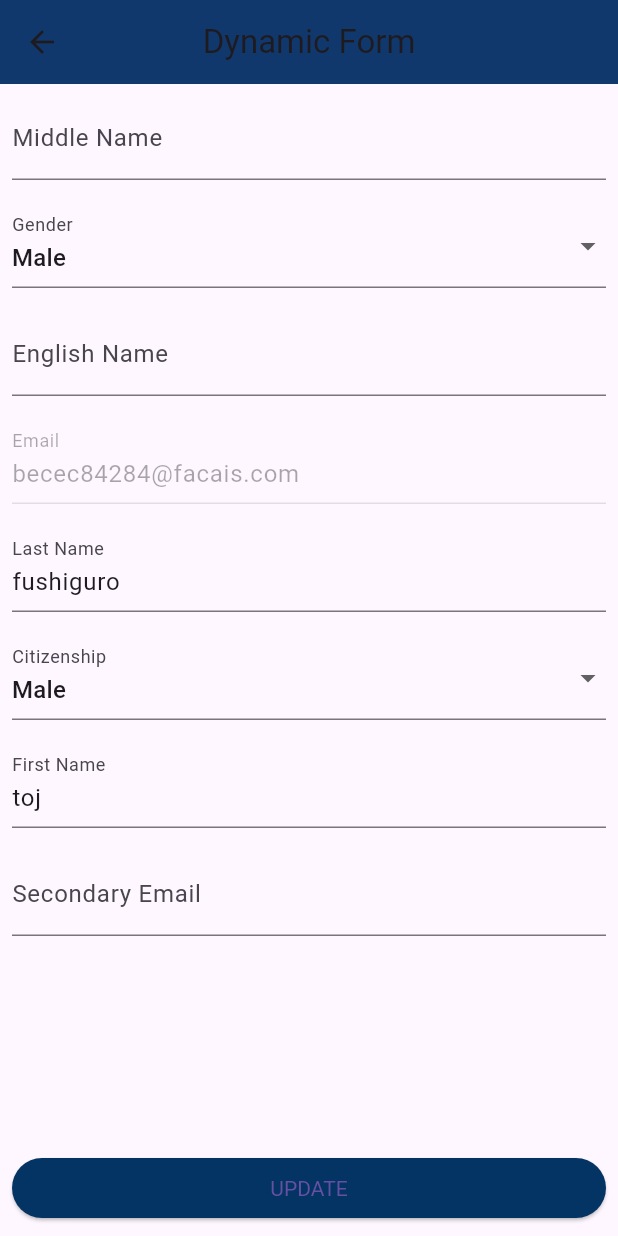
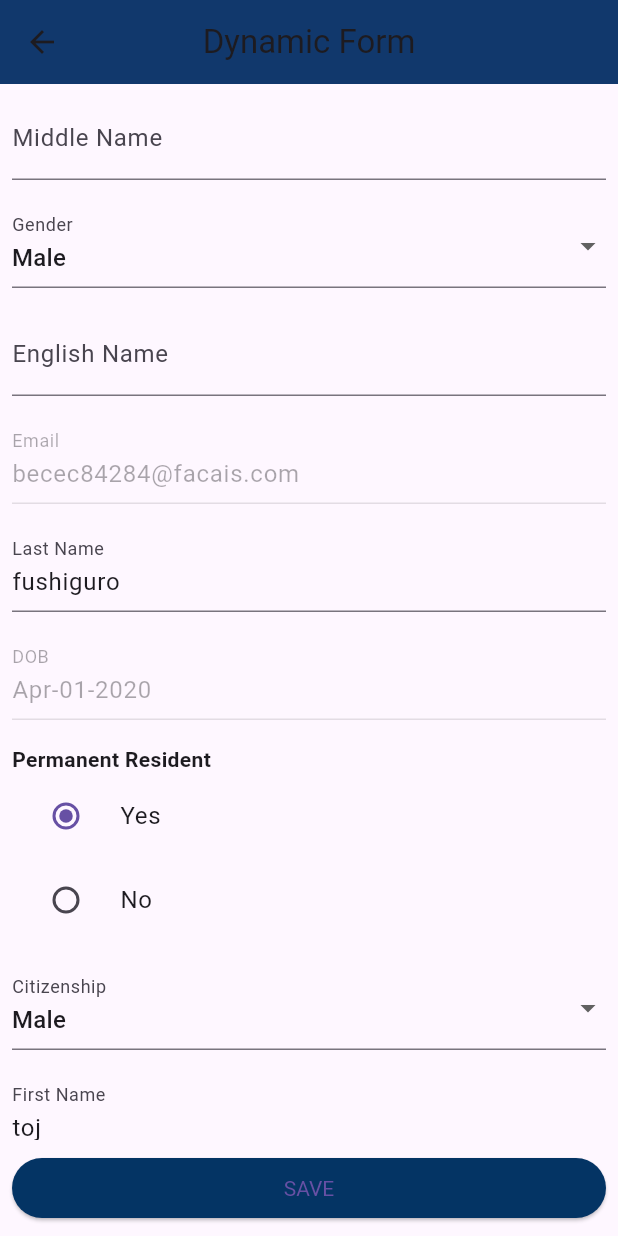
Before and after one commit to abhi-behera/addresbookDemo, a Flutter app: the screen it shows after launch, in the side drawer, after a tap on "User Profile", on a phone screen of 412 x 824 dp. Run offline on Flutter 3.47's test engine with Material 3 defaults, Android fonts, the phone set to English and light mode, and no system bars.

Commit message:
Updates :- Canlender and Radio button is done.

```diff
--- a/lib/view/Home/user_profile.dart
+++ b/lib/view/Home/user_profile.dart
@@ -4,6 +4,7 @@ import 'package:dumyapp1/model/userprofile_model/userprofile_model.dart';
 import 'package:flutter/foundation.dart';
 import 'package:flutter/material.dart';
 import 'package:flutter/services.dart';
+import 'package:intl/intl.dart';
 
 class USerProfile extends StatefulWidget {
   const USerProfile({super.key});
@@ -16,7 +17,8 @@ class _USerProfileState extends State<USerProfile> {
   UserProfile userProfile = UserProfile();
   final Map<String, TextEditingController> textControllers = {};
   final Map<String, String> dropdownValues = {};
-
+  List<String> radioOptionList = ["Yes", "No"];
+  String selectedOption = "Yes";
   Future<UserProfile?> loadFormData() async {
     try {
       final String jsonString =
@@ -27,9 +29,17 @@ class _USerProfileState extends State<USerProfile> {
       }
       userProfile = UserProfile.fromJson(jsonData);
 
+      String? inputDate = userProfile.userProfileClass?.toJson()["DateOfBirth"];
+
+      // Parse the input date string
+      DateTime? parsedDate =
+          DateFormat("MM/dd/yyyy hh:mm:ss a").parse(inputDate!);
+
+      // Format the date to "Jan-04-2020"
+      String? formattedDate = DateFormat("MMM-dd-yyyy").format(parsedDate);
+
+      print(formattedDate); // Output: Jan-04-2020
       for (var field in userProfile.dynamicFieldList ?? []) {
-        if (field.fieldType == "DropDown") {}
-
         switch (field.fieldType) {
           case "TextBox":
             textControllers[field.fieldCode ?? ""] = TextEditingController(
@@ -49,6 +59,12 @@ class _USerProfileState extends State<USerProfile> {
                   : userProfile.userProfileClass?.toJson()[field.fieldType] ??
                       "",
             );
+            break;
+
+          case "Calendar":
+            textControllers[field.fieldCode ?? ""] =
+                TextEditingController(text: formattedDate ?? "");
+            break;
         }
       }
       return userProfile;
@@ -102,6 +118,20 @@ class _USerProfileState extends State<USerProfile> {
                           ),
                         ),
                       );
+                    case 'Calendar':
+                      return Padding(
+                        padding: const EdgeInsets.all(8.0),
+                        child: TextField(
+                          enabled:
+                              (textControllers[field.fieldCode]?.text != "")
+                                  ? false
+                                  : true,
+                          controller: textControllers[field.fieldCode],
+                          decoration: InputDecoration(
+                            labelText: field.fieldTitle,
+                          ),
+                        ),
+                      );
                     case 'Email':
                       return Padding(
                         padding: const EdgeInsets.all(8.0),
@@ -139,50 +169,32 @@ class _USerProfileState extends State<USerProfile> {
                         ),
                       );
 
-                    // case 'RadioButton':
-                    //   return Padding(
-                    //     padding: const EdgeInsets.all(8.0),
-                    //     child: Column(
-                    //       crossAxisAlignment: CrossAxisAlignment.start,
-                    //       children: [
-                    //         Text(
-                    //           field.fieldTitle.toString(),
-                    //           style:
-                    //               const TextStyle(fontWeight: FontWeight.bold),
-                    //         ),
-                    //         ...field.fieldOptions!.map<Widget>((option) {
-                    //           return RadioListTile(
-                    //             title: Text(option.text),
-                    //             value: option.value,
-                    //             groupValue: fieldData.fieldValue,
-                    //             onChanged: (value) {
-                    //               setState(() {
-                    //                 fieldData.fieldValue = value;
-                    //               });
-                    //             },
-                    //           );
-                    //         }).toList(),
-                    //       ],
-                    //     ),
-                    //   );
-                    // case 'Dropdown':
-                    //   return Padding(
-                    //     padding: const EdgeInsets.all(8.0),
-                    //     child: DropdownButtonFormField(
-                    //       decoration: InputDecoration(
-                    //         labelText: field.fieldTitle,
-                    //         border: const OutlineInputBorder(),
-                    //       ),
-                    //       items: (field.fieldOptions as List<dynamic>)
-                    //           .map<DropdownMenuItem<Object>>(
-                    //               (option) => DropdownMenuItem<Object>(
-                    //                     value: option.value,
-                    //                     child: Text(option.text),
-                    //                   ))
-                    //           .toList(),
-                    //       onChanged: (value) {},
-                    //     ),
-                    //   );
+                    case 'RadioButton':
+                      return Padding(
+                        padding: const EdgeInsets.all(8.0),
+                        child: Column(
+                          crossAxisAlignment: CrossAxisAlignment.start,
+                          children: [
+                            Text(
+                              field.fieldTitle.toString(),
+                              style:
+                                  const TextStyle(fontWeight: FontWeight.bold),
+                            ),
+                            ...radioOptionList.map<Widget>((option) {
+                              return RadioListTile(
+                                title: Text(option),
+                                value: option,
+                                groupValue: selectedOption,
+                                onChanged: (value) {
+                                  setState(() {
+                                    selectedOption = value!;
+                                  });
+                                },
+                              );
+                            }).toList(),
+                          ],
+                        ),
+                      );
                     default:
                       return const SizedBox();
                   }
@@ -201,7 +213,7 @@ class _USerProfileState extends State<USerProfile> {
               backgroundColor: appBarColor,
               textStyle: TextStyle(color: textColor)),
           onPressed: () {},
-          child: const Text("UPDATE"),
+          child: const Text("SAVE"),
         ),
       ),
     );
```
